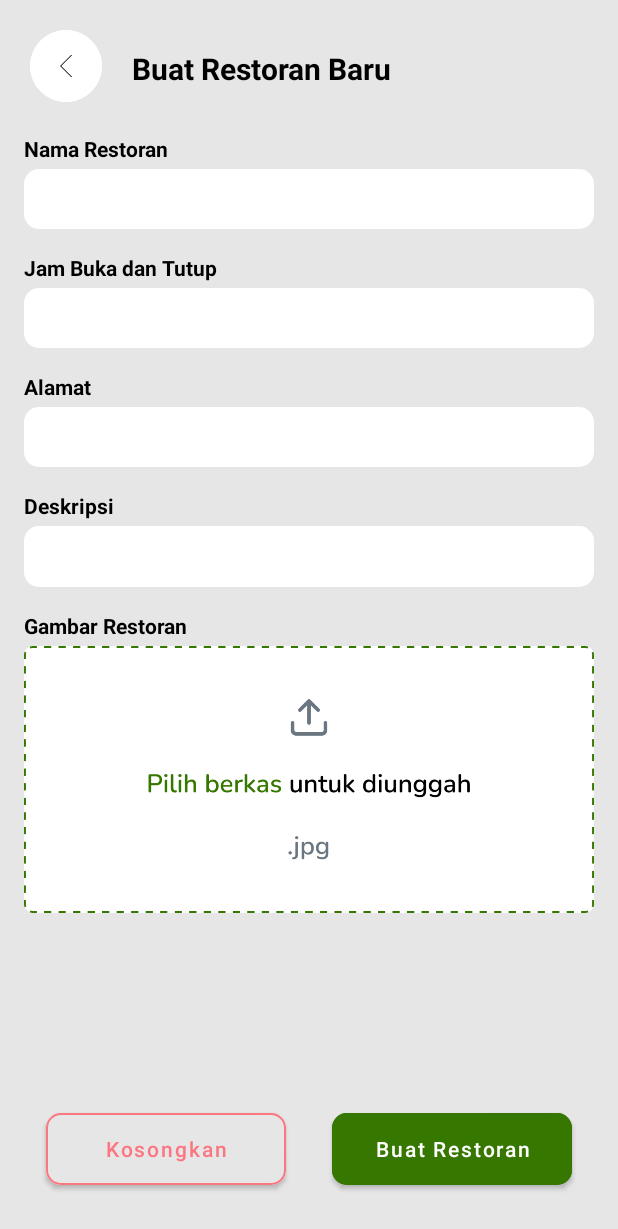
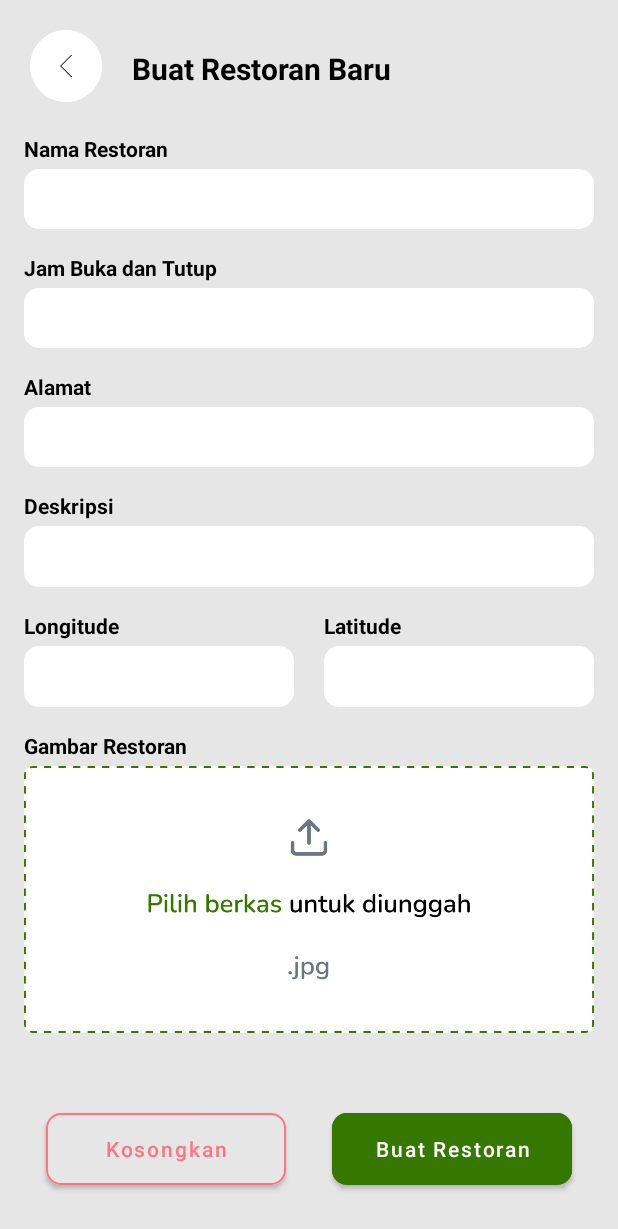
Before and after one commit to irfnhanif/restaurant-list-app, an Android app: the CreateRestaurant screen opened directly, with no data from a screen before it, on a phone screen of 412 x 824 dp. Shown: the top 1229 px of the screen. Run offline under Robolectric (Android 15) with nearby library versions, the phone set to English and light mode, and no system bars; our stand-ins replace Firebase (no records; nobody signed in at launch, a user with empty details on screens opened directly); pictures from the network do not load.

Commit message:
progress maps

```diff
--- a/app/build.gradle
+++ b/app/build.gradle
@@ -1,6 +1,7 @@
 plugins {
     id 'com.android.application'
     id 'com.google.gms.google-services'
+    id 'com.google.android.libraries.mapsplatform.secrets-gradle-plugin'
 }
 
 android {
@@ -42,6 +43,7 @@ dependencies {
     implementation 'com.google.firebase:firebase-database:20.2.2'
     implementation 'com.google.firebase:firebase-storage:20.2.1'
     implementation 'com.android.volley:volley:1.2.1'
+    implementation 'com.google.android.gms:play-services-maps:18.1.0'
     testImplementation 'junit:junit:4.13.2'
     androidTestImplementation 'androidx.test.ext:junit:1.1.5'
     androidTestImplementation 'androidx.test.espresso:espresso-core:3.5.1'
--- a/app/src/main/java/com/pamgroup/restaurantlistapp/CreateRestaurant.java
+++ b/app/src/main/java/com/pamgroup/restaurantlistapp/CreateRestaurant.java
@@ -34,7 +34,7 @@ import java.net.URLConnection;
 public class CreateRestaurant extends AppCompatActivity implements View.OnClickListener {
 
     private ImageStorage imageStorage;
-    private EditText etName, etAddress, etBusinessHour, etDescription;
+    private EditText etName, etAddress, etBusinessHour, etDescription, etLongitude, etLatitude;
     private Button btnCreate, btnHapus;
     private ImageView btnBack,  btnChooseImage;
     private ActivityResultLauncher<Intent> imagePickerLauncher;
@@ -57,6 +57,9 @@ public class CreateRestaurant extends AppCompatActivity implements View.OnClickL
         btnCreate = findViewById(R.id.btnCreate);
         btnChooseImage = findViewById(R.id.upload_image);
 
+        etLongitude = findViewById(R.id.etLongitude);
+        etLatitude = findViewById(R.id.etLatitude);
+
         btnCreate.setOnClickListener(this);
         btnBack.setOnClickListener(this);
         btnHapus.setOnClickListener(this);
@@ -71,6 +74,8 @@ public class CreateRestaurant extends AppCompatActivity implements View.OnClickL
                 String address = etAddress.getText().toString();
                 String businessHour = etBusinessHour.getText().toString();
                 String description = etDescription.getText().toString();
+                String longitude = etLongitude.getText().toString();
+                String latitude = etLatitude.getText().toString();
 
                 if (!validateForm(name, address, businessHour, description))
                     return;
@@ -78,7 +83,7 @@ public class CreateRestaurant extends AppCompatActivity implements View.OnClickL
                 Thread thread = new Thread(() -> {
                     String imageURL = imageStorage.getImageURL();
                     RestaurantDatabase database = new RestaurantDatabase();
-                    database.addRestaurant(name, address, businessHour, description, imageURL);
+                    database.addRestaurant(name, address, businessHour, description, imageURL, longitude, latitude);
                 });
                 thread.start();
                 finish();
@@ -97,6 +102,8 @@ public class CreateRestaurant extends AppCompatActivity implements View.OnClickL
                 etAddress.setText("");
                 etBusinessHour.setText("");
                 etDescription.setText("");
+                etLongitude.setText("");
+                etLatitude.setText("");
                 break;
         }
     }
--- a/app/src/main/java/com/pamgroup/restaurantlistapp/DetailRestaurant.java
+++ b/app/src/main/java/com/pamgroup/restaurantlistapp/DetailRestaurant.java
@@ -65,7 +65,7 @@ public class DetailRestaurant extends AppCompatActivity implements View.OnClickL
                 @Override
                 public void onDataReceived(Emoji emoji) {
                     spannableString = new SpannableString(convertUnicode(emoji.getUniCode()) + " " + restaurantName);
-                    ForegroundColorSpan foregroundSpan = new ForegroundColorSpan(getResources().getColor(R.color.purple_700));
+                    ForegroundColorSpan foregroundSpan = new ForegroundColorSpan(getResources().getColor(R.color.black));
                     spannableString.setSpan(foregroundSpan, 0, emoji.getUniCode().length(), Spannable.SPAN_EXCLUSIVE_EXCLUSIVE);
 
                     tvName.setText(spannableString);
--- a/app/src/main/java/com/pamgroup/restaurantlistapp/helper/RestaurantDatabase.java
+++ b/app/src/main/java/com/pamgroup/restaurantlistapp/helper/RestaurantDatabase.java
@@ -50,8 +50,8 @@ public class RestaurantDatabase {
     }
 
 
-    public void addRestaurant(String name, String address, String businessHour, String description, String imageURL) {
-        Restaurant newRestaurant = new Restaurant(name, address, businessHour, description, imageURL);
+    public void addRestaurant(String name, String address, String businessHour, String description, String imageURL, String longitude, String latitude) {
+        Restaurant newRestaurant = new Restaurant(name, address, businessHour, description, imageURL, longitude, latitude);
 
         DatabaseReference newRestaurantRef = mDatabase.child("restaurants").push();
         String newRestaurantId = newRestaurantRef.getKey();
--- a/app/src/main/res/layout/activity_create_restaurant.xml
+++ b/app/src/main/res/layout/activity_create_restaurant.xml
@@ -123,6 +123,64 @@
             android:padding="8dp"
             android:textColor="@color/black" />
 
+
+        <LinearLayout
+            android:layout_width="wrap_content"
+            android:layout_height="wrap_content"
+            android:orientation="horizontal"
+            android:layout_marginTop="16dp">
+
+            <LinearLayout
+                android:layout_width="wrap_content"
+                android:layout_height="wrap_content"
+                android:orientation="vertical"
+                android:layout_marginRight="20dp">
+                <TextView
+                    android:layout_width="wrap_content"
+                    android:layout_height="wrap_content"
+                    android:text="Longitude"
+                    android:textStyle="bold"
+                    android:textColor="@color/black"
+                    android:layout_marginBottom="4dp"/>
+                <EditText
+                    android:id="@+id/etLongitude"
+                    android:layout_width="180dp"
+                    android:layout_height="wrap_content"
+                    android:background="@drawable/shape_input"
+                    android:ems="10"
+                    android:gravity="start|top"
+                    android:inputType="textMultiLine"
+                    android:padding="8dp"
+                    android:textColor="@color/black" />
+            </LinearLayout>
+
+            <LinearLayout
+                android:layout_width="wrap_content"
+                android:layout_height="wrap_content"
+                android:orientation="vertical">
+                <TextView
+                    android:layout_width="wrap_content"
+                    android:layout_height="wrap_content"
+                    android:text="Latitude"
+                    android:textStyle="bold"
+                    android:textColor="@color/black"
+                    android:layout_marginBottom="4dp"/>
+                <EditText
+                    android:id="@+id/etLatitude"
+                    android:layout_width="180dp"
+                    android:layout_height="wrap_content"
+                    android:background="@drawable/shape_input"
+                    android:ems="10"
+                    android:gravity="start|top"
+                    android:inputType="textMultiLine"
+                    android:padding="8dp"
+                    android:textColor="@color/black" />
+            </LinearLayout>
+
+        </LinearLayout>
+
+
+
         <TextView
             android:id="@+id/textView7"
             android:layout_width="380dp"
--- a/app/src/main/res/layout/activity_login.xml
+++ b/app/src/main/res/layout/activity_login.xml
@@ -22,7 +22,7 @@
         android:layout_width="wrap_content"
         android:layout_height="wrap_content"
         android:layout_marginStart="64dp"
-        android:layout_marginTop="30dp"
+        android:layout_marginTop="60dp"
         android:text="Masuk"
         android:textSize="36dp"
         android:textStyle="bold"
--- a/app/src/main/res/layout/activity_register.xml
+++ b/app/src/main/res/layout/activity_register.xml
@@ -33,7 +33,7 @@
         android:layout_width="wrap_content"
         android:layout_height="wrap_content"
         android:layout_marginStart="64dp"
-        android:layout_marginTop="30dp"
+        android:layout_marginTop="60dp"
         android:text="Daftar"
         android:textSize="36dp"
         android:textStyle="bold"
--- /dev/null
+++ b/app/src/main/res/values/google_maps_api.xml
@@ -0,0 +1,4 @@
+<?xml version="1.0" encoding="utf-8"?>
+<resources>
+    <string name="google_maps_key" translatable="false">AIzaSyCkR0ELTjYKJgJdSV8gkhwOCMKQZGMGifk</string>
+</resources>
--- a/app/src/main/res/values/strings.xml
+++ b/app/src/main/res/values/strings.xml
@@ -1,4 +1,5 @@
 <resources>
     <string name="app_name">RestaurantListApp</string>
     <string name="city">Kota Malang</string>
+    <string name="title_activity_maps">MapsActivity</string>
 </resources>
--- a/build.gradle
+++ b/build.gradle
@@ -6,4 +6,5 @@ buildscript {
 plugins {
     id 'com.android.application' version '7.4.2' apply false
     id 'com.android.library' version '7.4.2' apply false
+    id 'com.google.android.libraries.mapsplatform.secrets-gradle-plugin' version '2.0.1' apply false
 }
```
Also changed, not shown: app/src/main/AndroidManifest.xml (+28 -13 lines), app/src/main/java/com/pamgroup/restaurantlistapp/MainActivity.java (+11 -1 lines), app/src/main/java/com/pamgroup/restaurantlistapp/MapsActivity.java (added, +54 -0 lines), app/src/main/java/com/pamgroup/restaurantlistapp/model/Restaurant.java (+24 -1 lines), app/src/main/res/layout/activity_detail_restaurant.xml (+12 -11 lines), app/src/main/res/layout/activity_main.xml (+14 -1 lines), app/src/main/res/layout/activity_maps.xml (added, +9 -0 lines).
